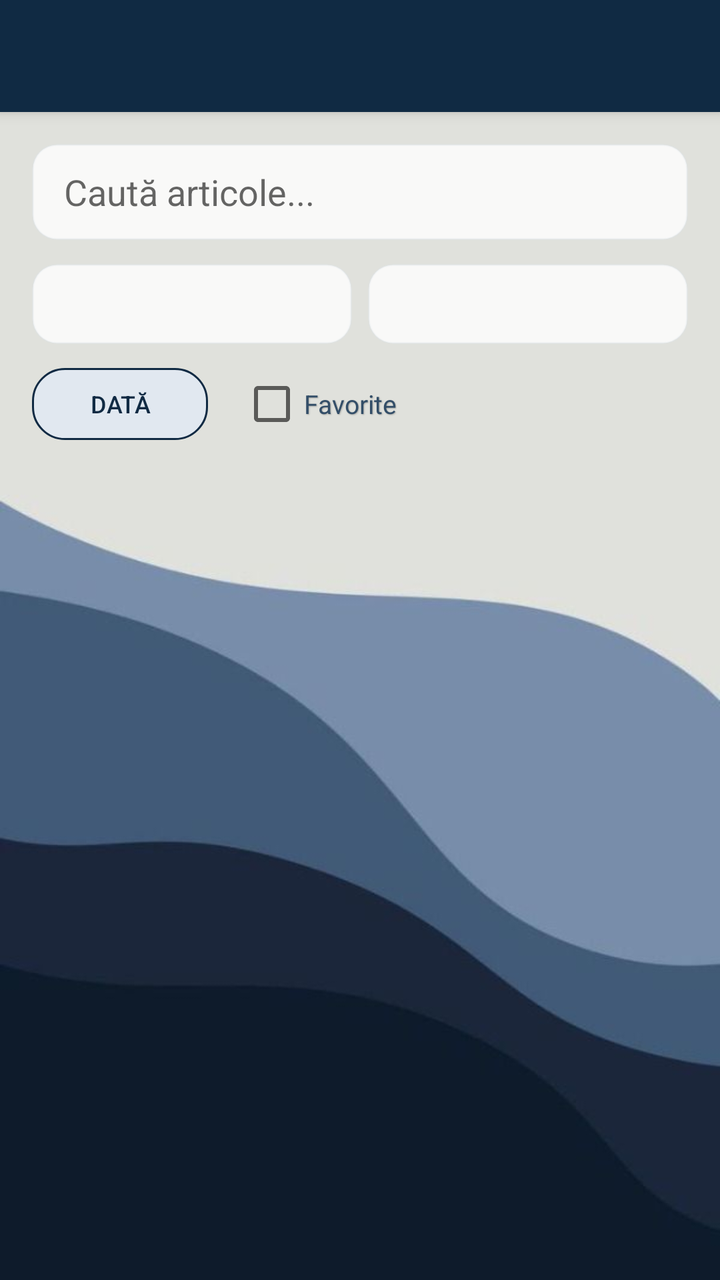
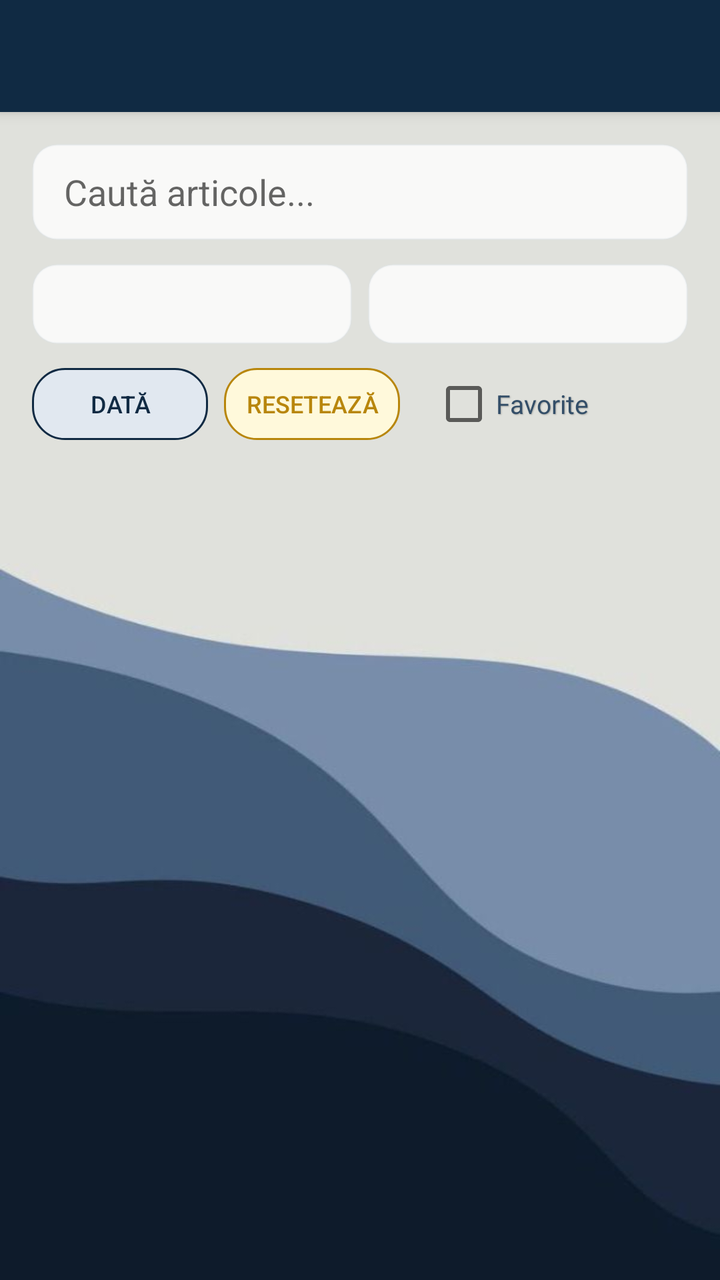

The first picture is an Android layout as it rendered before a commit; the second is the same layout after the commit. The layout source and the unified diff follow.
<!-- AndroidManifest.xml: application theme Theme.MyApplication -->
<!-- res/layout/activity_research_results.xml -->
<?xml version="1.0" encoding="utf-8"?>
<LinearLayout xmlns:android="http://schemas.android.com/apk/res/android"
    xmlns:app="http://schemas.android.com/apk/res-auto"
    android:layout_width="match_parent"
    android:layout_height="match_parent"
    android:orientation="vertical"
    android:fitsSystemWindows="true"
    android:background="@drawable/app_background">

    <include layout="@layout/toolbar_main" />

    <LinearLayout
        android:layout_width="match_parent"
        android:layout_height="wrap_content"
        android:orientation="vertical"
        android:padding="16dp"
        android:background="@android:color/transparent">

        <EditText
            android:id="@+id/etSearchPaper"
            android:layout_width="match_parent"
            android:layout_height="48dp"
            android:hint="@string/search_hint"
            android:paddingHorizontal="16dp"
            android:background="@drawable/bg_card_academic"
            android:inputType="text" />

        <LinearLayout
            android:layout_width="match_parent"
            android:layout_height="wrap_content"
            android:orientation="horizontal"
            android:layout_marginTop="12dp">

            <Spinner
                android:id="@+id/spSource"
                android:layout_width="0dp"
                android:layout_height="40dp"
                android:layout_weight="1"
                android:background="@drawable/bg_card_academic"
                android:layout_marginEnd="8dp" />

            <Spinner
                android:id="@+id/spSort"
                android:layout_width="0dp"
                android:layout_height="40dp"
                android:layout_weight="1"
                android:background="@drawable/bg_card_academic" />
        </LinearLayout>

        <LinearLayout
            android:layout_width="match_parent"
            android:layout_height="wrap_content"
            android:orientation="horizontal"
            android:gravity="center_vertical"
            android:layout_marginTop="12dp">

            <Button
                android:id="@+id/btnDateFilter"
                android:layout_width="wrap_content"
                android:layout_height="36dp"
                android:text="@string/label_date"
                android:textSize="12sp"
                android:background="@drawable/bg_badge_navy"
                android:textColor="@color/navy_primary"
                style="?android:attr/borderlessButtonStyle" />

            <CheckBox
                android:id="@+id/cbFavoritesOnly"
                android:layout_width="wrap_content"
                android:layout_height="wrap_content"
                android:text="@string/label_favorites"
                android:textSize="13sp"
                android:textColor="@color/text_body"
                android:shadowColor="#40000000"
                android:shadowDx="1"
                android:shadowDy="1"
                android:shadowRadius="1"
                android:layout_marginStart="16dp" />
        </LinearLayout>

    </LinearLayout>

    <FrameLayout
        android:layout_width="match_parent"
        android:layout_height="match_parent"
        android:padding="8dp">

        
        <ListView
            android:id="@+id/lvPapers"
            android:layout_width="match_parent"
            android:layout_height="match_parent"
            android:divider="@android:color/transparent"
            android:dividerHeight="4dp"/>

        
        <LinearLayout
            android:id="@+id/llLoadingResults"
            android:layout_width="wrap_content"
            android:layout_height="wrap_content"
            android:orientation="vertical"
            android:gravity="center"
            android:layout_gravity="center"
            android:visibility="gone">
            <ProgressBar
                android:layout_width="wrap_content"
                android:layout_height="wrap_content"
                android:indeterminateTint="@color/gold_accent" />
            <TextView
                android:layout_width="wrap_content"
                android:layout_height="wrap_content"
                android:text="@string/loading_msg"
                android:textColor="@color/text_body"
                android:layout_marginTop="12dp"/>
        </LinearLayout>

        
        <LinearLayout
            android:id="@+id/llEmptyResults"
            android:layout_width="match_parent"
            android:layout_height="wrap_content"
            android:orientation="vertical"
            android:gravity="center"
            android:layout_gravity="center"
            android:padding="32dp"
            android:visibility="gone">
            <ImageView
                android:layout_width="64dp"
                android:layout_height="64dp"
                android:src="@android:drawable/ic_search_category_default"
                app:tint="@color/text_muted"
                android:contentDescription="@string/search_hint"
                android:alpha="0.4"/>
            <TextView
                android:layout_width="wrap_content"
                android:layout_height="wrap_content"
                android:text="@string/empty_results_msg"
                android:textAlignment="center"
                android:textColor="@color/text_muted"
                android:layout_marginTop="16dp"/>
        </LinearLayout>
    </FrameLayout>

</LinearLayout>
<!-- res/layout/toolbar_main.xml (included above) -->
<?xml version="1.0" encoding="utf-8"?>
<androidx.appcompat.widget.Toolbar xmlns:android="http://schemas.android.com/apk/res/android"
    xmlns:app="http://schemas.android.com/apk/res-auto"
    android:id="@+id/toolbar"
    android:layout_width="match_parent"
    android:layout_height="?attr/actionBarSize"
    android:background="?attr/colorPrimary"
    android:elevation="4dp"
    android:theme="@style/ThemeOverlay.AppCompat.Dark.ActionBar"
    app:popupTheme="@style/ThemeOverlay.AppCompat.Light" />
<!-- resources referenced by this layout -->
<resources>
  <color name="gold_accent">#B8860B</color>
  <color name="navy_primary">#102A43</color>
  <color name="text_body">#334E68</color>
  <color name="text_muted">#627D98</color>
  <!-- drawable app_background: jpg bitmap (drawable, 11839 bytes) -->
  <!-- drawable bg_badge_navy (drawable) -->
  <?xml version="1.0" encoding="utf-8"?>
  <shape xmlns:android="http://schemas.android.com/apk/res/android">
      <solid android:color="#E1E8F0" />
      <corners android:radius="16dp" />
      <stroke android:width="1dp" android:color="@color/navy_primary" />
  </shape>
  <!-- drawable bg_card_academic (drawable) -->
  <?xml version="1.0" encoding="utf-8"?>
  <shape xmlns:android="http://schemas.android.com/apk/res/android">
      <solid android:color="#CCFFFFFF" />
      <corners android:radius="12dp" />
      <stroke android:width="1dp" android:color="#40D9E2EC" />
  </shape>
  <string name="empty_results_msg">Nu am găsit niciun articol care să corespundă criteriilor.</string>
  <string name="label_date">Dată</string>
  <string name="label_favorites">Favorite</string>
  <string name="loading_msg">Se încarcă datele, vă rugăm așteptați...</string>
  <string name="search_hint">Caută articole...</string>
  <style name="Theme.MyApplication" parent="Base.Theme.MyApplication" />
  <style name="Base.Theme.MyApplication" parent="Theme.AppCompat.Light.NoActionBar">
          
          <item name="colorPrimary">@color/colorPrimary</item>
          <item name="colorPrimaryDark">@color/colorPrimaryDark</item>
          <item name="colorAccent">@color/colorAccent</item>
          <item name="android:windowAnimationStyle">@style/WindowAnimationTransition</item>
      </style>
  <color name="colorPrimary">@color/navy_primary</color>
  <color name="colorPrimaryDark">@color/navy_dark</color>
  <color name="colorAccent">@color/gold_accent</color>
  <style name="WindowAnimationTransition">
          <item name="android:windowEnterAnimation">@android:anim/fade_in</item>
          <item name="android:windowExitAnimation">@android:anim/fade_out</item>
      </style>
  <color name="navy_dark">#000000</color>
</resources>

<!-- the commit's change to res/layout/activity_research_results.xml (unified diff, before → after) -->
@@ -5,16 +5,22 @@
     android:layout_height="match_parent"
     android:orientation="vertical"
     android:fitsSystemWindows="true"
-    android:background="@drawable/app_background">
+    android:background="@color/navy_primary">
 
     <include layout="@layout/toolbar_main" />
 
     <LinearLayout
         android:layout_width="match_parent"
-        android:layout_height="wrap_content"
+        android:layout_height="match_parent"
         android:orientation="vertical"
-        android:padding="16dp"
-        android:background="@android:color/transparent">
+        android:background="@drawable/app_background">
+
+        <LinearLayout
+            android:layout_width="match_parent"
+            android:layout_height="wrap_content"
+            android:orientation="vertical"
+            android:padding="16dp"
+            android:background="@android:color/transparent">
 
         <EditText
             android:id="@+id/etSearchPaper"
@@ -62,6 +68,17 @@
                 android:textSize="12sp"
                 android:background="@drawable/bg_badge_navy"
                 android:textColor="@color/navy_primary"
+                style="?android:attr/borderlessButtonStyle" />
+
+            <Button
+                android:id="@+id/btnClearFilters"
+                android:layout_width="wrap_content"
+                android:layout_height="36dp"
+                android:text="@string/btn_clear_filters"
+                android:textSize="12sp"
+                android:layout_marginStart="8dp"
+                android:background="@drawable/bg_badge_gold"
+                android:textColor="@color/gold_accent"
                 style="?android:attr/borderlessButtonStyle" />
 
             <CheckBox
@@ -142,6 +159,7 @@
     </FrameLayout>
 
 </LinearLayout>
+</LinearLayout>
 <!-- res/layout/toolbar_main.xml (included above) -->
 <?xml version="1.0" encoding="utf-8"?>
 <androidx.appcompat.widget.Toolbar xmlns:android="http://schemas.android.com/apk/res/android"
<!-- resource entries referenced after the edit -->
@@ -5,6 +5,13 @@
   <color name="text_body">#334E68</color>
   <color name="text_muted">#627D98</color>
   <!-- drawable app_background: jpg bitmap (drawable, 11839 bytes) -->
+  <!-- drawable bg_badge_gold (drawable) -->
+  <?xml version="1.0" encoding="utf-8"?>
+  <shape xmlns:android="http://schemas.android.com/apk/res/android">
+      <solid android:color="#FFF9DB" />
+      <corners android:radius="16dp" />
+      <stroke android:width="1dp" android:color="@color/gold_accent" />
+  </shape>
   <!-- drawable bg_badge_navy (drawable) -->
   <?xml version="1.0" encoding="utf-8"?>
   <shape xmlns:android="http://schemas.android.com/apk/res/android">
@@ -19,6 +26,7 @@
       <corners android:radius="12dp" />
       <stroke android:width="1dp" android:color="#40D9E2EC" />
   </shape>
+  <string name="btn_clear_filters">Resetează</string>
   <string name="empty_results_msg">Nu am găsit niciun articol care să corespundă criteriilor.</string>
   <string name="label_date">Dată</string>
   <string name="label_favorites">Favorite</string>
